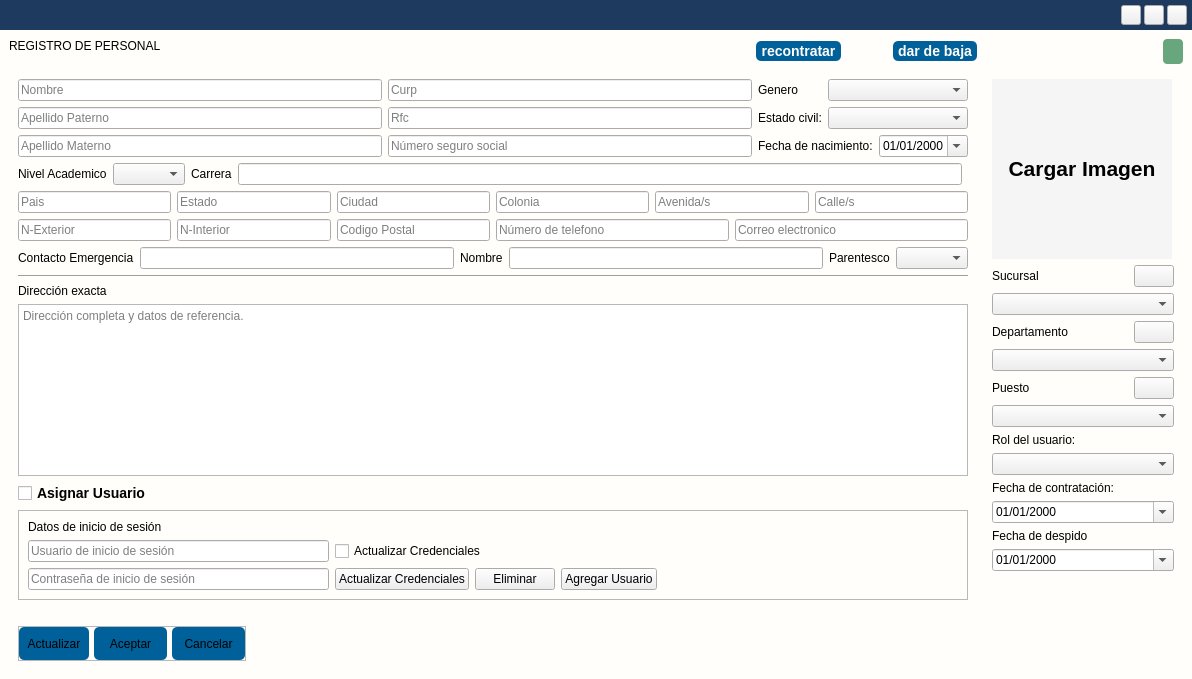
First picture: the form in app/View/UserInterfaceUi/UI_REGISTRO_EMPLEADO.ui, repository LAngelVp/software-punto-de-venta, before the edit.
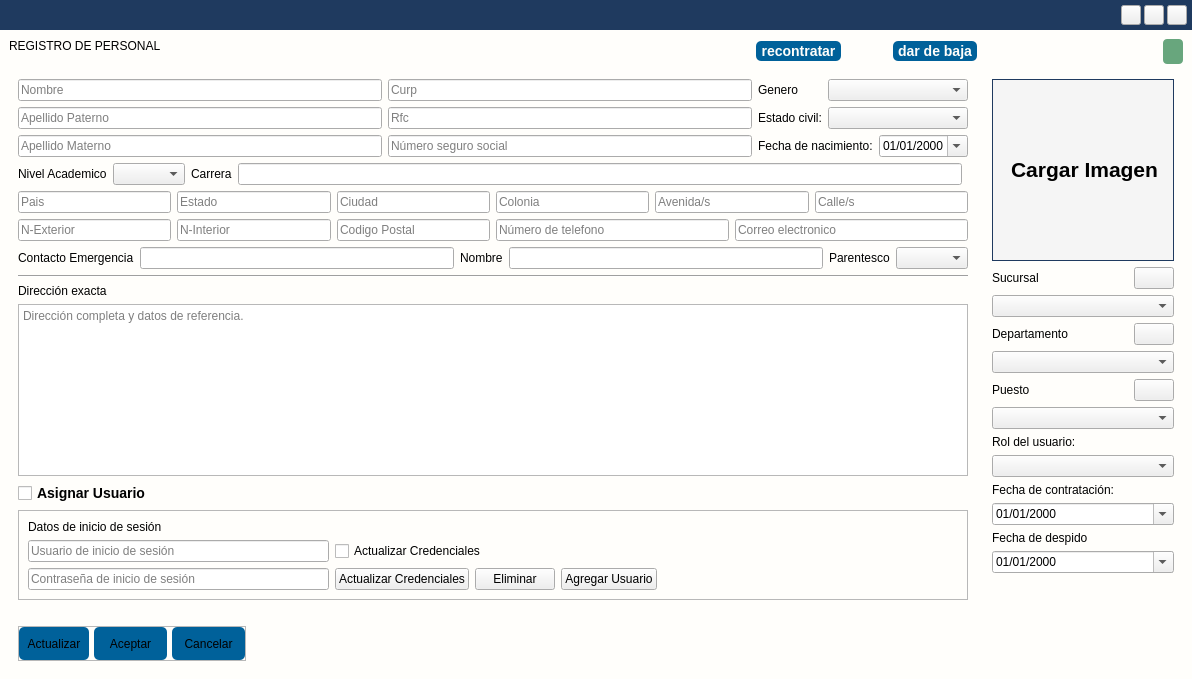
Second picture: the form after the edit. Icons and pictures are not drawn.

Patch:
```diff
--- a/app/View/UserInterfaceUi/UI_REGISTRO_EMPLEADO.ui
+++ b/app/View/UserInterfaceUi/UI_REGISTRO_EMPLEADO.ui
@@ -272,11 +272,14 @@
 	background-color: #68a67d;
 }
 #foto_usuario{
-	min-height: 100px;
-	min-width: 100px;
+	min-height: 180px;
+	min-width: 180px;
+	max-height: 180px;
+	max-width: 180px;
 	height: 180px;
 	width: 180px;
 background-color: #F5F5F5;
+border: 1px solid #1f3a5f;
 }
 [objectName^=&quot;fecha_&quot;]{
 border: none;
@@ -615,8 +618,8 @@
              <widget class="QLabel" name="foto_usuario">
               <property name="minimumSize">
                <size>
-                <width>180</width>
-                <height>180</height>
+                <width>182</width>
+                <height>182</height>
                </size>
               </property>
               <property name="cursor">
```
